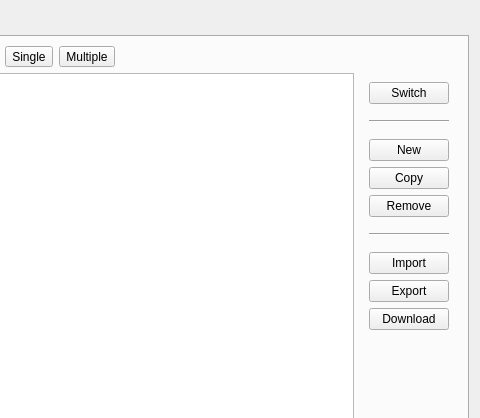
Old version of the form app/latteconfigdialog.ui in the repository KDE/latte-dock; both pictures show x 360 to 840 and y 0 to 418 of the 840 by 608 pixel window.
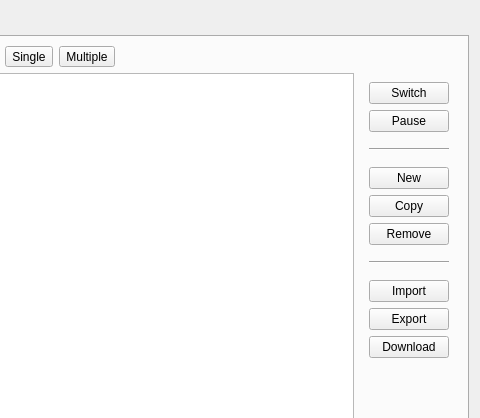
New version of the form. Icons and pictures are not drawn.

Commit message:
MultipleLayouts:add Pause button
--add a pause button in order to pause Activities
assigned in an active layout from the central
configuration window

Patch:
```diff
--- a/app/latteconfigdialog.ui
+++ b/app/latteconfigdialog.ui
@@ -129,6 +129,19 @@
                 </property>
                </widget>
               </item>
+              <item>
+               <widget class="QPushButton" name="pauseButton">
+                <property name="toolTip">
+                 <string>Pause all activities from the selected layout</string>
+                </property>
+                <property name="text">
+                 <string>Pause</string>
+                </property>
+                <property name="icon">
+                 <iconset theme="media-playback-pause"/>
+                </property>
+               </widget>
+              </item>
               <item>
                <spacer name="verticalSpacer_5">
                 <property name="orientation">
```
The commit also changes 2 other files.
